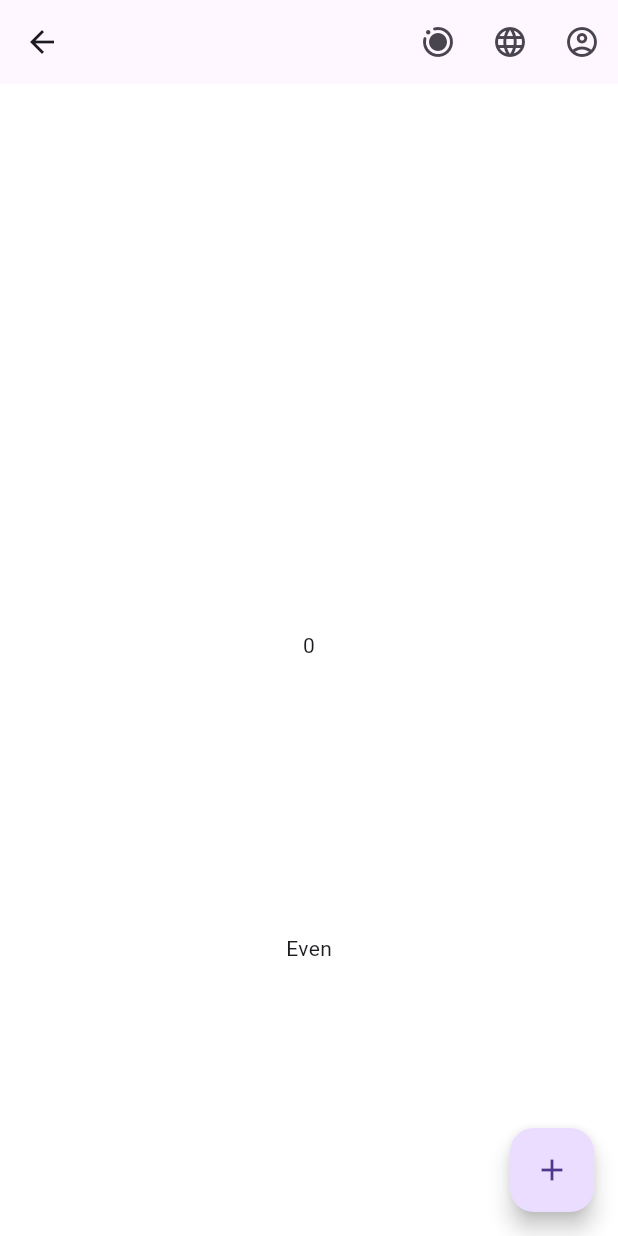
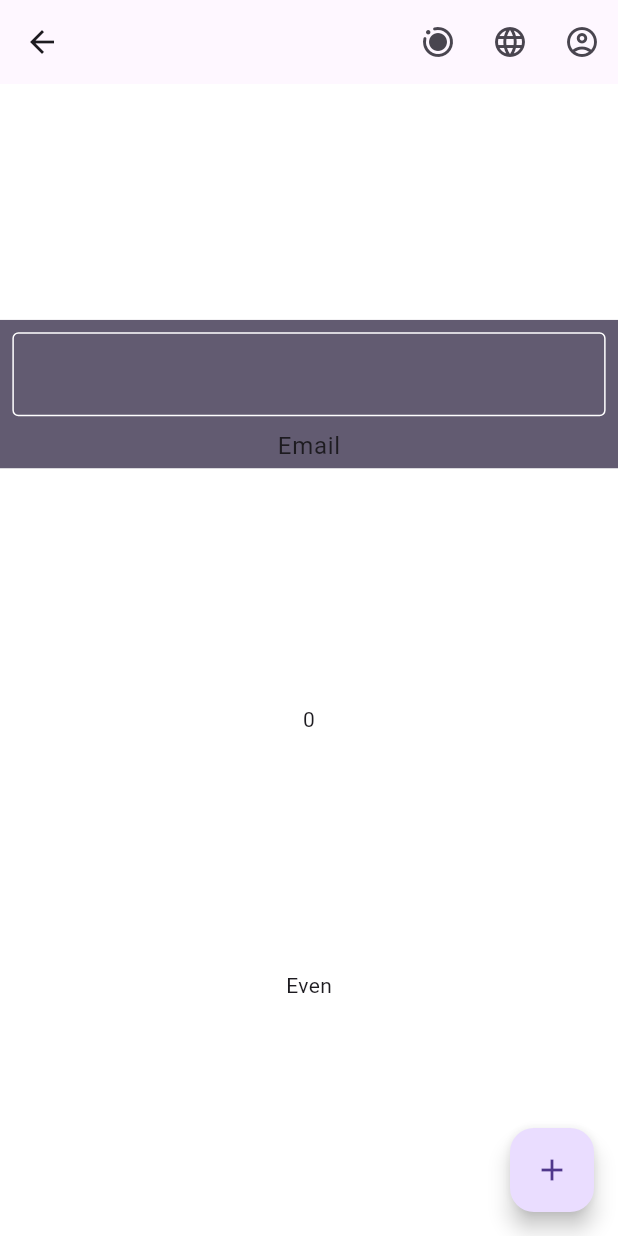
Before and after one commit to omeryilmaz2K/Application-Architecture, a Flutter app: the screen it shows after launch, after a tap on "Example Base View", on a phone screen of 412 x 824 dp. Run offline on Flutter 3.47's test engine with Material 3 defaults, Android fonts, the phone set to English and light mode, and no system bars; our stand-ins replace dio, easy_localization, flutter_mobx, mobx, shared_preferences; generated files the repository leaves out were written again.

Commit message:
New extensions developed.

```diff
--- a/lib/core/constants/app/app_constants.dart
+++ b/lib/core/constants/app/app_constants.dart
@@ -1,4 +1,7 @@
 final class AppConstant {
   static const langAssetPath = 'assets/lang';
   static const logo = 'assets/logo';
+
+  static const emailRegex =
+      r'/^[a-zA-Z0-9._-]+@[a-zA-Z0-9.-]+.[a-zA-Z]{2,6}\$/';
 }
--- a/lib/core/extensions/string_ext.dart
+++ b/lib/core/extensions/string_ext.dart
@@ -1,5 +1,10 @@
 import 'package:easy_localization/easy_localization.dart';
+
+import '../constants/app/app_constants.dart';
 
 extension StringExt on String {
   String get locale => this.tr();
+
+  String? get isValidEmail =>
+      contains(RegExp(AppConstant.emailRegex)) ? null : 'Email does not valid';
 }
--- a/lib/views/example/view/example_base_view.dart
+++ b/lib/views/example/view/example_base_view.dart
@@ -5,6 +5,7 @@ import 'package:flutter_mobx/flutter_mobx.dart';
 import '../../../core/base/state/base_state.dart';
 import '../../../core/base/view/base_view.dart';
 import '../../../core/constants/enums/locale_keys_enum.dart';
+import '../../../core/extensions/context_ext.dart';
 import '../../../core/extensions/string_ext.dart';
 import '../../../core/init/cache/locale_manager.dart';
 import '../../../core/init/lang/language_manager.dart';
@@ -111,7 +112,23 @@ class ExampleBaseViewWidget extends StatelessWidget {
             child: Column(
               mainAxisAlignment: MainAxisAlignment.spaceEvenly,
               children: [
-                const SizedBox(),
+                Container(
+                  height: context.height * 0.12,
+                  padding: context.paddingLow,
+                  color: context.colors.secondary,
+                  child: Column(
+                    children: [
+                      mailField,
+                      Padding(
+                        padding: EdgeInsets.only(top: context.lowValue),
+                        child: Text(
+                          'Email',
+                          style: context.textTheme.bodyLarge,
+                        ),
+                      )
+                    ],
+                  ),
+                ),
                 Text(
                   viewModel.number.toString(),
                 ),
@@ -132,3 +149,16 @@ class ExampleBaseViewWidget extends StatelessWidget {
     );
   }
 }
+
+extension _FormArea on ExampleBaseViewWidget {
+  TextFormField get mailField => TextFormField(
+        validator: (value) => value?.isValidEmail,
+        decoration: const InputDecoration(
+          enabledBorder: OutlineInputBorder(
+            borderSide: BorderSide(
+              color: Colors.white,
+            ),
+          ),
+        ),
+      );
+}
```
Also changed, not shown: lib/core/extensions/context_ext.dart (added, +29 -0 lines).
